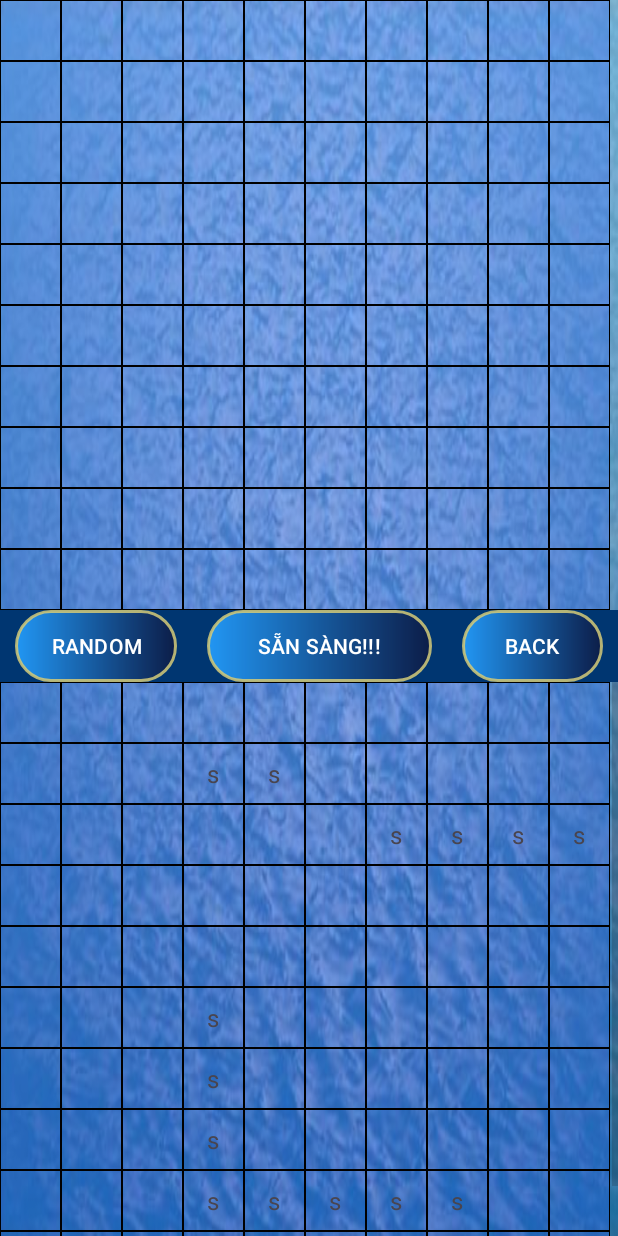
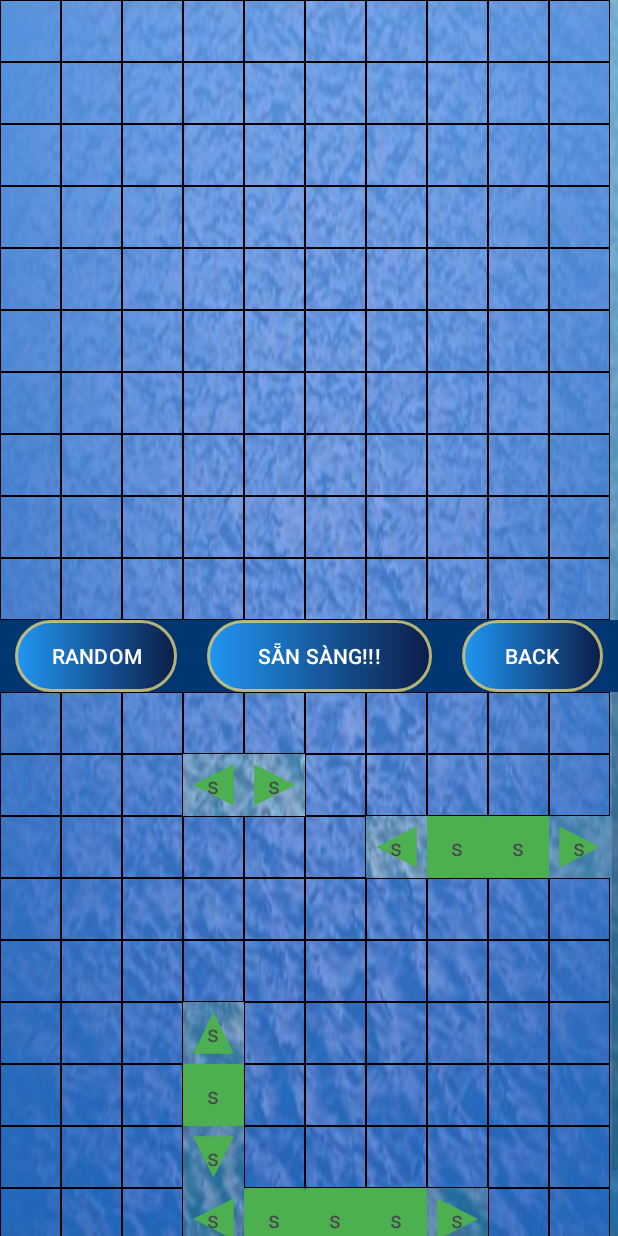
Before and after one commit to ngDmanh/SeaBattles, an Android app: the ShipLoading screen opened directly, with no data from a screen before it, after a tap on "RANDOM", on a phone screen of 412 x 824 dp. Run offline under Robolectric (Android 15) with nearby library versions, the phone set to English and light mode, and no system bars.

Commit message:
all done

```diff
--- a/app/src/main/java/com/example/seabattles/ShipLoading.java
+++ b/app/src/main/java/com/example/seabattles/ShipLoading.java
@@ -131,15 +131,28 @@ public class ShipLoading extends AppCompatActivity {
                     }
                     currentShipPositions.clear();
 
-                    for (Position pos : newPositions) {
+                    for (int i = 0; i < newPositions.size(); i++) {
+                        Position pos = newPositions.get(i);
                         int posIndex = pos.y() * Length + pos.x();
                         rowsP1[posIndex] = "s";
                         currentShipPositions.add(pos);
+
+                        View cellView = P1.getChildAt(posIndex);
+                        if (cellView != null) {
+                            if (i == 0) {
+                                // Ô đầu tàu
+                                cellView.setBackgroundResource(isHorizontal ? R.drawable.ship_head_horizontal : R.drawable.ship_head_vertical);
+                            } else if(i == newPositions.size()-1) {
+                                // Ô thân tàu
+                                cellView.setBackgroundResource(isHorizontal ? R.drawable.ship_tail_horizontal : R.drawable.ship_tail_vertical);
+                            } else{
+                                cellView.setBackgroundResource(R.drawable.ship_body);
+                            }
+                        }
                     }
-                    adapterP1.notifyDataSetChanged();
 
                     if (currentShipPositions.size() == shipSize) {
-                        P1Ships.add(new Ship(new ArrayList<>(currentShipPositions)));
+                        P1Ships.add(new Ship(new ArrayList<>(currentShipPositions), isHorizontal));
                         currentShipPositions.clear();
                         currentShipIndex++;
 
@@ -185,12 +198,29 @@ public class ShipLoading extends AppCompatActivity {
                     }
 
                     for (Ship ship : P1Ships) {
-                        for (Position pos : ship.shipPosition()) {
+                        List<Position> positions = ship.shipPosition();
+                        boolean isHorizontal = ship.isHorizontal();
+
+                        for (int i = 0; i < positions.size(); i++) {
+                            Position pos = positions.get(i);
                             int posIndex = pos.y() * Length + pos.x();
                             rowsP1[posIndex] = "s";
+
+                            View cellView = P1.getChildAt(posIndex);
+                            if (cellView != null) {
+                                if (i == 0) {
+                                    // Ô đầu tàu
+                                    cellView.setBackgroundResource(isHorizontal ? R.drawable.ship_head_horizontal : R.drawable.ship_head_vertical);
+                                } else if (i == positions.size() - 1) {
+                                    // Ô cuối tàu
+                                    cellView.setBackgroundResource(isHorizontal ? R.drawable.ship_tail_horizontal : R.drawable.ship_tail_vertical);
+                                } else {
+                                    // Ô giữa tàu
+                                    cellView.setBackgroundResource(R.drawable.ship_body);
+                                }
+                            }
                         }
                     }
-                    adapterP1.notifyDataSetChanged();
 
                     isPlacingShips = false;
                     P1.setEnabled(false);
@@ -254,7 +284,8 @@ public class ShipLoading extends AppCompatActivity {
                 }
 
                 if (canPlace) {
-                    ships.add(new Ship(shipPositions));
+                    Ship newShip = new Ship(shipPositions, isHorizontal);
+                    ships.add(newShip);
                     usedPositions.addAll(shipPositions);
                     placed = true;
                 }
@@ -274,14 +305,17 @@ public class ShipLoading extends AppCompatActivity {
             @Override
             public void onItemClick(AdapterView<?> parent, View view, int position, long id) {
                 MusicPlayer.getInstance().playClickSound();
+                View cellView = Bot.getChildAt(position);
                 if (turn && !isPlacingShips) {
                     if (!rowsBot[position].isEmpty()) {
                         return;
                     }
                     Position hitPosition = new Position(position % Length, position / Length);
                     if (hitted(hitPosition, BotShips)) {
+                        cellView.setBackgroundResource(R.drawable.hit);
                         rowsBot[position] = "O";
                     } else {
+                        cellView.setBackgroundResource(R.drawable.miss);
                         rowsBot[position] = "X";
                         turn = false;
                         Bot.setEnabled(false);
@@ -290,7 +324,6 @@ public class ShipLoading extends AppCompatActivity {
                     if (Wining(BotShips, rowsP1, Length)) {
                         showWinDialog("VICTORY");
                     }
-                    adapterBot.notifyDataSetChanged();
                 }
             }
         });
@@ -318,9 +351,11 @@ public class ShipLoading extends AppCompatActivity {
                     AIShot = myAI.rand();
                 }
                 int position = AIShot.x() + AIShot.y() * Length;
+                View cellView = P1.getChildAt(position);
 
                 if (hitted(AIShot, P1Ships)) {
                     MusicPlayer.getInstance().playClickSound();
+                    cellView.setBackgroundResource(R.drawable.hit);
                     rowsP1[position] = "O";
                     myAI.hitShip(AIShot);
                     if (mode.equals("NORMAL")) {
@@ -375,6 +410,7 @@ public class ShipLoading extends AppCompatActivity {
                     }
                 } else {
                     MusicPlayer.getInstance().playClickSound();
+                    cellView.setBackgroundResource(R.drawable.miss);
                     rowsP1[position] = "X";
                     turn = true;
                     Bot.setEnabled(true);
@@ -389,7 +425,6 @@ public class ShipLoading extends AppCompatActivity {
                         }
                     }
                 }
-                adapterP1.notifyDataSetChanged();
 
                 if (Wining(P1Ships, rowsP1, Length)) {
                     showWinDialog("DEFEAT");
--- a/app/src/main/java/com/example/seabattles/models/Ship.java
+++ b/app/src/main/java/com/example/seabattles/models/Ship.java
@@ -6,9 +6,11 @@ import java.util.List;
 
 public class Ship {
     private List<Position> shipPosition;
+    private boolean isHorizontal;
 
-    public Ship(List<Position> shipPosition) {
+    public Ship(List<Position> shipPosition, boolean isHorizontal) {
         this.shipPosition = shipPosition;
+        this.isHorizontal = isHorizontal;
     }
 
     public List<Position> shipPosition() {
@@ -20,6 +22,13 @@ public class Ship {
         return this;
     }
 
+    public boolean isHorizontal() {
+        return isHorizontal;
+    }
+
+    public void setHorizontal(boolean horizontal) {
+        isHorizontal = horizontal;
+    }
 
     public boolean hitted(Position hitPosition){
         return shipPosition.contains(hitPosition);
--- /dev/null
+++ b/app/src/main/res/drawable/hit.xml
@@ -0,0 +1,36 @@
+<?xml version="1.0" encoding="utf-8"?>
+<layer-list xmlns:android="http://schemas.android.com/apk/res/android">
+    <item>
+        <shape android:shape="rectangle">
+            <size
+                android:width="24dp"
+                android:height="24dp" />
+        </shape>
+    </item>
+    <item>
+        <rotate
+            android:fromDegrees="45"
+            android:pivotX="50%"
+            android:pivotY="50%">
+            <shape android:shape="rectangle">
+                <size
+                    android:width="24dp"
+                    android:height="4dp" />
+                <solid android:color="#FF0000" /> <!-- Màu đỏ -->
+            </shape>
+        </rotate>
+    </item>
+    <item>
+        <rotate
+            android:fromDegrees="-45"
+            android:pivotX="50%"
+            android:pivotY="50%">
+            <shape android:shape="rectangle">
+                <size
+                    android:width="24dp"
+                    android:height="4dp" />
+                <solid android:color="#FF0000" /> <!-- Màu đỏ -->
+            </shape>
+        </rotate>
+    </item>
+</layer-list>
--- /dev/null
+++ b/app/src/main/res/drawable/miss.xml
@@ -0,0 +1,12 @@
+<?xml version="1.0" encoding="utf-8"?>
+<shape xmlns:android="http://schemas.android.com/apk/res/android"
+    android:shape="oval">
+    <size
+        android:width="24dp"
+        android:height="24dp" />
+    <stroke
+        android:width="4dp"
+        android:color="#FFFFFF" /> <!-- Màu trắng -->
+    <solid android:color="@android:color/transparent" /> <!-- Nền trong suốt -->
+
+</shape>
--- /dev/null
+++ b/app/src/main/res/drawable/ship_body.xml
@@ -0,0 +1,9 @@
+<?xml version="1.0" encoding="utf-8"?>
+<shape xmlns:android="http://schemas.android.com/apk/res/android"
+    android:shape="rectangle">
+    <solid android:color="@color/Low_Green" />
+    <size
+        android:width="40dp"
+        android:height="40dp" />
+    <corners android:radius="2dp" />
+</shape>
--- /dev/null
+++ b/app/src/main/res/drawable/ship_head_horizontal.xml
@@ -0,0 +1,11 @@
+<?xml version="1.0" encoding="utf-8"?>
+<vector xmlns:android="http://schemas.android.com/apk/res/android"
+    android:width="40dp"
+    android:height="40dp"
+    android:viewportWidth="24"
+    android:viewportHeight="24">
+    <path
+        android:fillColor="@color/Low_Green"
+        android:strokeWidth="1"
+        android:pathData="M4,12 L20,4 L20,20 Z" />
+</vector>
--- /dev/null
+++ b/app/src/main/res/drawable/ship_head_vertical.xml
@@ -0,0 +1,12 @@
+<?xml version="1.0" encoding="utf-8"?>
+<vector xmlns:android="http://schemas.android.com/apk/res/android"
+    android:width="40dp"
+    android:height="40dp"
+    android:viewportWidth="24"
+    android:viewportHeight="24">
+    <path
+        android:fillColor="@color/Low_Green"
+        android:strokeWidth="1"
+        android:pathData="M12,4 L4,20 L20,20 Z" />
+    <solid android:color="#4D2155F3" />
+</vector>
--- /dev/null
+++ b/app/src/main/res/drawable/ship_tail_horizontal.xml
@@ -0,0 +1,11 @@
+<!-- res/drawable/ship_head_horizontal_opposite.xml -->
+<vector xmlns:android="http://schemas.android.com/apk/res/android"
+    android:width="40dp"
+    android:height="40dp"
+    android:viewportWidth="24"
+    android:viewportHeight="24">
+    <path
+        android:fillColor="@color/Low_Green"
+        android:strokeWidth="1"
+        android:pathData="M20,12 L4,4 L4,20 Z" />
+</vector>
--- /dev/null
+++ b/app/src/main/res/drawable/ship_tail_vertical.xml
@@ -0,0 +1,11 @@
+<!-- res/drawable/ship_head_vertical_opposite.xml -->
+<vector xmlns:android="http://schemas.android.com/apk/res/android"
+    android:width="40dp"
+    android:height="40dp"
+    android:viewportWidth="24"
+    android:viewportHeight="24">
+    <path
+        android:fillColor="@color/Low_Green"
+        android:strokeWidth="1"
+        android:pathData="M12,20 L4,4 L20,4 Z" />
+</vector>
--- a/app/src/main/res/layout/item.xml
+++ b/app/src/main/res/layout/item.xml
@@ -4,5 +4,5 @@
     android:layout_height="wrap_content"
     android:background="@drawable/item_shape"
     android:gravity="center"
-    android:padding="9dp"
-    android:textSize="16sp" />
+    android:padding="10dp"
+    android:textSize="15sp" />
--- a/app/src/main/res/values/colors.xml
+++ b/app/src/main/res/values/colors.xml
@@ -5,4 +5,5 @@
     <color name="Dark_blue">#003671</color>
     <color name="Gray_white">#00FFFFFF</color>
     <color name="Low_white">#80FFFFFF</color>
+    <color name="Low_Green">#4CAF50</color>
 </resources>
```
